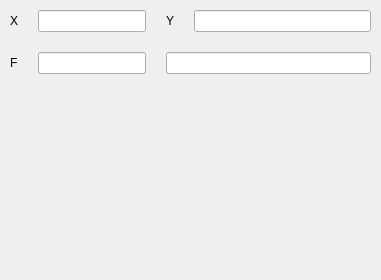
Old version of the form phx-cnc-ui-mainform/src/CXLazerSettings.ui in the repository superkulpa/phx-cnc-ui.
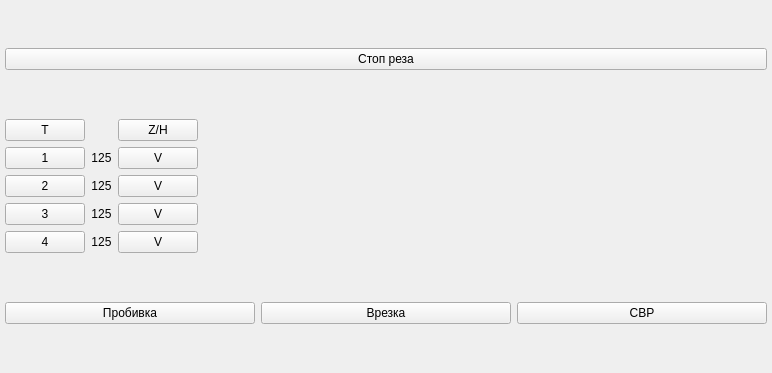
New version of the form. Custom widgets are drawn as their Qt base class.

Patch:
```diff
--- a/phx-cnc-ui-mainform/src/CXLazerSettings.ui
+++ b/phx-cnc-ui-mainform/src/CXLazerSettings.ui
@@ -6,69 +6,321 @@
    <rect>
     <x>0</x>
     <y>0</y>
-    <width>381</width>
-    <height>280</height>
+    <width>772</width>
+    <height>373</height>
    </rect>
   </property>
   <property name="windowTitle">
    <string>CXLazerSettings</string>
   </property>
-  <layout class="QGridLayout" name="gridLayout">
+  <layout class="QVBoxLayout" name="verticalLayout">
    <property name="margin">
-    <number>10</number>
+    <number>5</number>
    </property>
-   <property name="spacing">
-    <number>20</number>
+   <item>
+    <widget class="CXTouchButton" name="pushButton">
+     <property name="text">
+      <string>Стоп реза</string>
    </property>
+    </widget>
+   </item>
+   <item>
+    <layout class="QGridLayout" name="gridLayout">
    <item row="0" column="0">
+      <widget class="CXTouchButton" name="mTButton">
+       <property name="sizePolicy">
+        <sizepolicy hsizetype="Fixed" vsizetype="Fixed">
+         <horstretch>0</horstretch>
+         <verstretch>0</verstretch>
+        </sizepolicy>
+       </property>
+       <property name="text">
+        <string>T</string>
+       </property>
+      </widget>
+     </item>
+     <item row="0" column="2">
+      <widget class="CXTouchButton" name="mZHButton">
+       <property name="sizePolicy">
+        <sizepolicy hsizetype="Fixed" vsizetype="Fixed">
+         <horstretch>0</horstretch>
+         <verstretch>0</verstretch>
+        </sizepolicy>
+       </property>
+       <property name="text">
+        <string>Z/H</string>
+       </property>
+      </widget>
+     </item>
+     <item row="0" column="3" rowspan="5">
+      <widget class="CXLazerVelocityView" name="mLazerVelocity" native="true">
+       <property name="sizePolicy">
+        <sizepolicy hsizetype="Preferred" vsizetype="Preferred">
+         <horstretch>0</horstretch>
+         <verstretch>0</verstretch>
+        </sizepolicy>
+       </property>
+      </widget>
+     </item>
+     <item row="1" column="0">
+      <widget class="CXTouchButton" name="pushButton_4">
+       <property name="sizePolicy">
+        <sizepolicy hsizetype="Fixed" vsizetype="Fixed">
+         <horstretch>0</horstretch>
+         <verstretch>0</verstretch>
+        </sizepolicy>
+       </property>
+       <property name="text">
+        <string>1</string>
+       </property>
+       <property name="checkable">
+        <bool>true</bool>
+       </property>
+       <attribute name="buttonGroup">
+        <string notr="true">mNuberButtonGroup</string>
+       </attribute>
+      </widget>
+     </item>
+     <item row="1" column="1">
     <widget class="QLabel" name="label">
+       <property name="sizePolicy">
+        <sizepolicy hsizetype="Fixed" vsizetype="Preferred">
+         <horstretch>0</horstretch>
+         <verstretch>0</verstretch>
+        </sizepolicy>
+       </property>
      <property name="text">
-      <string>X</string>
+        <string>125</string>
+       </property>
+       <property name="alignment">
+        <set>Qt::AlignCenter</set>
      </property>
     </widget>
    </item>
-   <item row="0" column="1" colspan="2">
-    <widget class="QLineEdit" name="mXEdit"/>
+     <item row="1" column="2">
+      <widget class="CXTouchButton" name="pushButton_8">
+       <property name="sizePolicy">
+        <sizepolicy hsizetype="Fixed" vsizetype="Fixed">
+         <horstretch>0</horstretch>
+         <verstretch>0</verstretch>
+        </sizepolicy>
+       </property>
+       <property name="text">
+        <string>V</string>
+       </property>
+       <property name="checkable">
+        <bool>true</bool>
+       </property>
+       <attribute name="buttonGroup">
+        <string notr="true">mCheckButtonGroup</string>
+       </attribute>
+      </widget>
    </item>
-   <item row="0" column="3">
+     <item row="2" column="0">
+      <widget class="CXTouchButton" name="pushButton_5">
+       <property name="sizePolicy">
+        <sizepolicy hsizetype="Fixed" vsizetype="Fixed">
+         <horstretch>0</horstretch>
+         <verstretch>0</verstretch>
+        </sizepolicy>
+       </property>
+       <property name="text">
+        <string>2</string>
+       </property>
+       <property name="checkable">
+        <bool>true</bool>
+       </property>
+       <attribute name="buttonGroup">
+        <string notr="true">mNuberButtonGroup</string>
+       </attribute>
+      </widget>
+     </item>
+     <item row="2" column="1">
     <widget class="QLabel" name="label_2">
+       <property name="sizePolicy">
+        <sizepolicy hsizetype="Fixed" vsizetype="Preferred">
+         <horstretch>0</horstretch>
+         <verstretch>0</verstretch>
+        </sizepolicy>
+       </property>
+       <property name="text">
+        <string>125</string>
+       </property>
+       <property name="alignment">
+        <set>Qt::AlignCenter</set>
+       </property>
+      </widget>
+     </item>
+     <item row="2" column="2">
+      <widget class="CXTouchButton" name="pushButton_9">
+       <property name="sizePolicy">
+        <sizepolicy hsizetype="Fixed" vsizetype="Fixed">
+         <horstretch>0</horstretch>
+         <verstretch>0</verstretch>
+        </sizepolicy>
+       </property>
+       <property name="text">
+        <string>V</string>
+       </property>
+       <property name="checkable">
+        <bool>true</bool>
+       </property>
+       <attribute name="buttonGroup">
+        <string notr="true">mCheckButtonGroup</string>
+       </attribute>
+      </widget>
+     </item>
+     <item row="3" column="0">
+      <widget class="CXTouchButton" name="pushButton_6">
+       <property name="sizePolicy">
+        <sizepolicy hsizetype="Fixed" vsizetype="Fixed">
+         <horstretch>0</horstretch>
+         <verstretch>0</verstretch>
+        </sizepolicy>
+       </property>
+       <property name="text">
+        <string>3</string>
+       </property>
+       <property name="checkable">
+        <bool>true</bool>
+       </property>
+       <attribute name="buttonGroup">
+        <string notr="true">mNuberButtonGroup</string>
+       </attribute>
+      </widget>
+     </item>
+     <item row="3" column="1">
+      <widget class="QLabel" name="label_3">
+       <property name="sizePolicy">
+        <sizepolicy hsizetype="Fixed" vsizetype="Preferred">
+         <horstretch>0</horstretch>
+         <verstretch>0</verstretch>
+        </sizepolicy>
+       </property>
+       <property name="text">
+        <string>125</string>
+       </property>
+       <property name="alignment">
+        <set>Qt::AlignCenter</set>
+       </property>
+      </widget>
+     </item>
+     <item row="3" column="2">
+      <widget class="CXTouchButton" name="pushButton_10">
+       <property name="sizePolicy">
+        <sizepolicy hsizetype="Fixed" vsizetype="Fixed">
+         <horstretch>0</horstretch>
+         <verstretch>0</verstretch>
+        </sizepolicy>
+       </property>
+       <property name="text">
+        <string>V</string>
+       </property>
+       <property name="checkable">
+        <bool>true</bool>
+       </property>
+       <attribute name="buttonGroup">
+        <string notr="true">mCheckButtonGroup</string>
+       </attribute>
+      </widget>
+     </item>
+     <item row="4" column="0">
+      <widget class="CXTouchButton" name="pushButton_7">
+       <property name="sizePolicy">
+        <sizepolicy hsizetype="Fixed" vsizetype="Fixed">
+         <horstretch>0</horstretch>
+         <verstretch>0</verstretch>
+        </sizepolicy>
+       </property>
      <property name="text">
-      <string>Y</string>
+        <string>4</string>
      </property>
+       <property name="checkable">
+        <bool>true</bool>
+       </property>
+       <attribute name="buttonGroup">
+        <string notr="true">mNuberButtonGroup</string>
+       </attribute>
     </widget>
    </item>
-   <item row="0" column="4">
-    <widget class="QLineEdit" name="mYEdit"/>
+     <item row="4" column="1">
+      <widget class="QLabel" name="label_4">
+       <property name="sizePolicy">
+        <sizepolicy hsizetype="Fixed" vsizetype="Preferred">
+         <horstretch>0</horstretch>
+         <verstretch>0</verstretch>
+        </sizepolicy>
+       </property>
+       <property name="text">
+        <string>125</string>
+       </property>
+       <property name="alignment">
+        <set>Qt::AlignCenter</set>
+       </property>
+      </widget>
    </item>
-   <item row="1" column="3" colspan="2">
-    <widget class="QLineEdit" name="mBoostEdit"/>
+     <item row="4" column="2">
+      <widget class="CXTouchButton" name="pushButton_11">
+       <property name="sizePolicy">
+        <sizepolicy hsizetype="Fixed" vsizetype="Fixed">
+         <horstretch>0</horstretch>
+         <verstretch>0</verstretch>
+        </sizepolicy>
+       </property>
+       <property name="text">
+        <string>V</string>
+       </property>
+       <property name="checkable">
+        <bool>true</bool>
+       </property>
+       <attribute name="buttonGroup">
+        <string notr="true">mCheckButtonGroup</string>
+       </attribute>
+      </widget>
    </item>
-   <item row="1" column="1" colspan="2">
-    <widget class="QLineEdit" name="mVelocityEdit"/>
+    </layout>
    </item>
-   <item row="1" column="0">
-    <widget class="QLabel" name="label_3">
+   <item>
+    <layout class="QHBoxLayout" name="horizontalLayout">
+     <item>
+      <widget class="CXTouchButton" name="pushButton_12">
      <property name="text">
-      <string>F</string>
+        <string>Пробивка</string>
      </property>
     </widget>
    </item>
-   <item row="2" column="0" colspan="5">
-    <spacer name="verticalSpacer">
-     <property name="orientation">
-      <enum>Qt::Vertical</enum>
+     <item>
+      <widget class="CXTouchButton" name="pushButton_13">
+       <property name="text">
+        <string>Врезка</string>
      </property>
-     <property name="sizeHint" stdset="0">
-      <size>
-       <width>20</width>
-       <height>40</height>
-      </size>
+      </widget>
+     </item>
+     <item>
+      <widget class="CXTouchButton" name="pushButton_14">
+       <property name="text">
+        <string>СВР</string>
      </property>
-    </spacer>
+      </widget>
+     </item>
+    </layout>
    </item>
   </layout>
  </widget>
  <layoutdefault spacing="6" margin="11"/>
+ <customwidgets>
+  <customwidget>
+   <class>CXTouchButton</class>
+   <extends>QPushButton</extends>
+   <header>cxtouchbutton.h</header>
+  </customwidget>
+  <customwidget>
+   <class>CXLazerVelocityView</class>
+   <extends>QWidget</extends>
+   <header>cxlazervelocityview.h</header>
+   <container>1</container>
+  </customwidget>
+ </customwidgets>
  <resources/>
  <connections/>
 </ui>
```
Left out of the diff: 12 changed lines with no effect on the pictures.
